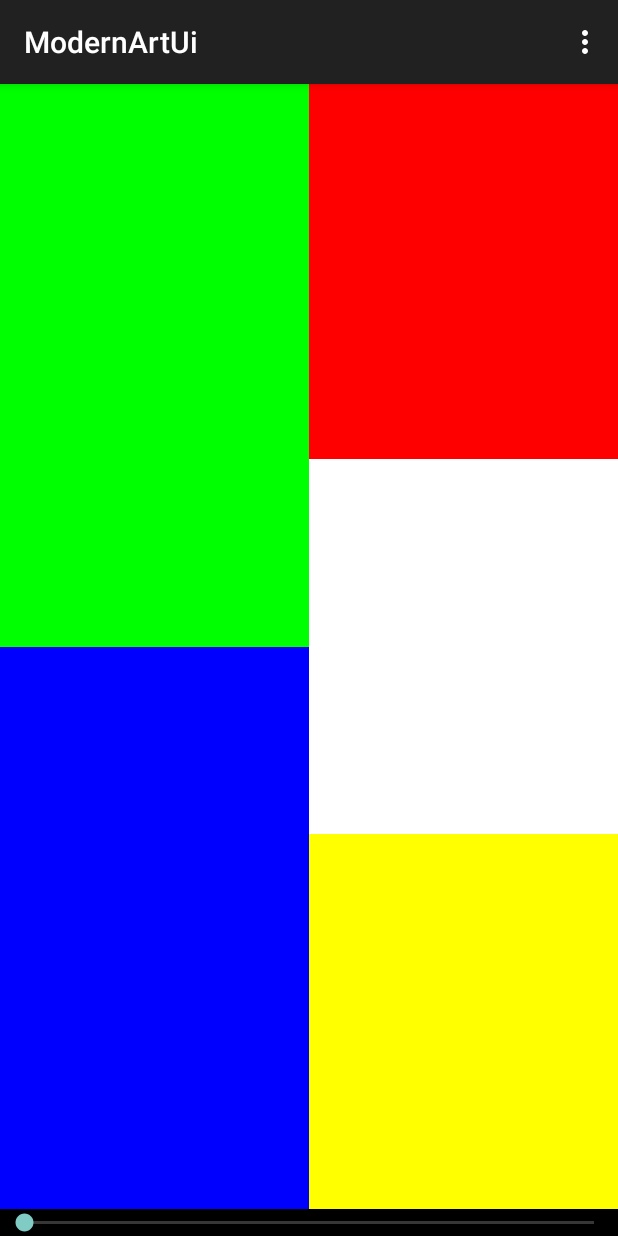
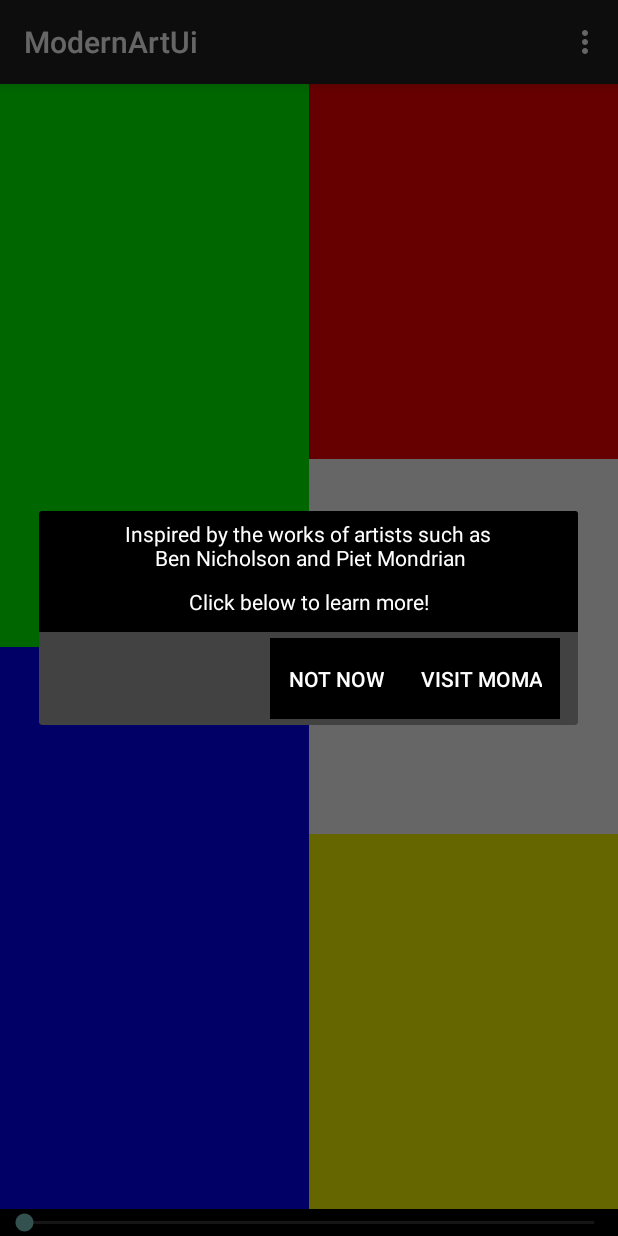
Before and after one commit to xentres/Android, an Android app: the screen it shows after launch (ModernArtActivity), in the options menu, after a tap on "More Information", on a phone screen of 412 x 824 dp. Run offline under Robolectric (Android 15) with nearby library versions, the phone set to English and light mode, and no system bars.

Commit message:
Final commit of project1

```diff
--- /dev/null
+++ b/Project1/ModernArtUi/app/src/main/java/com/modernart/modernartui/InfoFragment.java
@@ -0,0 +1,75 @@
+package com.modernart.modernartui;
+
+import android.app.AlertDialog;
+import android.app.Dialog;
+import android.app.DialogFragment;
+import android.content.DialogInterface;
+import android.content.Intent;
+import android.graphics.Color;
+import android.net.Uri;
+import android.os.Bundle;
+import android.view.LayoutInflater;
+import android.widget.Button;
+
+/**
+ * Setup the more information dialog displayed within the fragment
+ * @author xentres
+ */
+public class InfoFragment extends DialogFragment {
+
+    // Create all fields
+    private Button positiveBtn = null;
+    private Button negativeBtn = null;
+
+    /**
+     * Setup the Information Dialog Fragment
+     * A Dialog Fragment with two TextViews and two Buttons is build
+     *
+     * @param savedInstanceState Last saved instance state of the Fragment
+     *
+     * @return Return the Dialog instance
+     */
+    @Override
+    public Dialog onCreateDialog(Bundle savedInstanceState) {
+        // start building the AlertDialog
+        AlertDialog.Builder adBuilder = new AlertDialog.Builder(getActivity());
+
+        // inflate the dialog layout and set the view
+        LayoutInflater inflater = getActivity().getLayoutInflater();
+        adBuilder.setView(inflater.inflate(R.layout.moma_dialog, null));
+
+        // implementation of the visit moma button and invoked onClick Method
+        adBuilder.setPositiveButton(R.string.visit_now, new DialogInterface.OnClickListener() {
+            @Override
+            public void onClick(DialogInterface dialogInterface, int i) {
+            Intent intent = new Intent(Intent.ACTION_VIEW).setData(Uri.parse("http://www.moma.org"));
+            startActivity(intent);
+            }
+        });
+
+        // implementation of the visit not now button and invoked onClick Method
+        adBuilder.setNegativeButton(R.string.visit_not_now, new DialogInterface.OnClickListener() {
+            @Override
+            public void onClick(DialogInterface dialogInterface, int i) {
+                dialogInterface.cancel();
+            }
+        });
+
+        // finally create the dialog
+        return adBuilder.create();
+    }
+
+    /**
+     * Create the button layout onStart
+     */
+    public void onStart() {
+        super.onStart();
+        positiveBtn =  ((AlertDialog) getDialog()).getButton(DialogInterface.BUTTON_POSITIVE);
+        negativeBtn =  ((AlertDialog) getDialog()).getButton(DialogInterface.BUTTON_NEGATIVE);
+
+        positiveBtn.setBackgroundColor(getResources().getColor(R.color.dialogBG));
+        positiveBtn.setTextColor(Color.WHITE);
+        negativeBtn.setBackgroundColor(getResources().getColor(R.color.dialogBG));
+        negativeBtn.setTextColor(Color.WHITE);
+    }
+}
--- a/Project1/ModernArtUi/app/src/main/java/com/modernart/modernartui/ModernArtActivity.java
+++ b/Project1/ModernArtUi/app/src/main/java/com/modernart/modernartui/ModernArtActivity.java
@@ -1,18 +1,96 @@
 package com.modernart.modernartui;
 
+import android.app.DialogFragment;
+import android.graphics.Color;
+import android.graphics.drawable.ColorDrawable;
 import android.support.v7.app.AppCompatActivity;
 import android.os.Bundle;
 import android.view.Menu;
 import android.view.MenuItem;
+import android.view.View;
+import android.widget.SeekBar;
 
+/**
+ * ModernArtUI MainActivity showing five rectangles with different colors
+ * @author xentres
+ */
 public class ModernArtActivity extends AppCompatActivity {
 
+    // Create all fiels
+    private SeekBar colorBar = null;
+    private View greenView = null;
+    private View blueView = null;
+    private View redView = null;
+    private View whiteView = null;
+    private View yellowView = null;
+    private int greenDef = 0;
+    private int blueDef = 0;
+    private int redDef = 0;
+    private int yellowDef = 0;
+
+    /**
+     * Called on StartUp
+     * Setup the main view and register all listeners including the color change bar (seekBar)
+     *
+     * @param savedInstanceState Reinitialisation of the GUI of previously shut down
+     */
     @Override
     protected void onCreate(Bundle savedInstanceState) {
         super.onCreate(savedInstanceState);
         setContentView(R.layout.activity_modern_art);
+
+        // setup all views
+        greenView = findViewById(R.id.view1);
+        blueView = findViewById(R.id.view2);
+        redView = findViewById(R.id.view3);
+        whiteView = findViewById(R.id.view4);
+        yellowView = findViewById(R.id.view5);
+
+        // retrieve the default color of all view elements
+        greenDef = ((ColorDrawable) greenView.getBackground()).getColor();
+        blueDef = ((ColorDrawable) blueView.getBackground()).getColor();
+        redDef = ((ColorDrawable) redView.getBackground()).getColor();
+        yellowDef = ((ColorDrawable) yellowView.getBackground()).getColor();
+
+        // setup the seekBar
+        colorBar = (SeekBar) findViewById(R.id.seekBar);
+
+        // color change listener and color change methods
+        colorBar.setOnSeekBarChangeListener(new SeekBar.OnSeekBarChangeListener() {
+            @Override
+            public void onProgressChanged(SeekBar seekBar, int progress, boolean fromUser) {
+                setNewBackgroundColor(greenView, greenDef, progress);
+                setNewBackgroundColor(blueView, blueDef, progress);
+                setNewBackgroundColor(redView, redDef, progress);
+                setNewBackgroundColor(yellowView,yellowDef, progress);
+            }
+
+            @Override
+            public void onStartTrackingTouch(SeekBar seekBar) {
+                // Nothing TODO
+            }
+
+            @Override
+            public void onStopTrackingTouch(SeekBar seekBar) {
+                // Nothing TODO
+            }
+
+            // set hsv colors instead of RGB
+            private void setNewBackgroundColor(View view, int defaultColor, int progress) {
+                float[] hsvColor = new float[3];
+                Color.colorToHSV(defaultColor, hsvColor);
+                hsvColor[0] = hsvColor[0] + progress;
+                hsvColor[0] = hsvColor[0] % 360;
+                view.setBackgroundColor(Color.HSVToColor(Color.alpha(defaultColor), hsvColor));
+            }
+        });
     }
 
+    /**
+     * Create options menu with at least one item
+     * @param menu the menu
+     * @return after creation
+     */
     @Override
     public boolean onCreateOptionsMenu(Menu menu) {
         // Inflate the menu; this adds items to the action bar if it is present.
@@ -20,4 +98,21 @@ public class ModernArtActivity extends AppCompatActivity {
         return true;
     }
 
+    /**
+     * Display fragment after clicking the more information menu item
+     * @param item the menu item
+     * @return
+     */
+    @Override
+    public boolean onOptionsItemSelected(MenuItem item) {
+        int id = item.getItemId();
+
+        if (id == R.id.more_information) {
+            DialogFragment infoFragment = new InfoFragment();
+            infoFragment.show(getFragmentManager(), "info");
+            return true;
+        }
+
+        return super.onOptionsItemSelected(item);
+    }
 }
--- a/Project1/ModernArtUi/app/src/main/res/layout/moma_dialog.xml
+++ b/Project1/ModernArtUi/app/src/main/res/layout/moma_dialog.xml
@@ -3,15 +3,15 @@
     android:orientation="vertical"
     android:layout_width="wrap_content"
     android:layout_height="wrap_content"
-    android:background="@android:color/holo_blue_dark"
-    android:padding="4dp">
+    android:background="@android:color/background_dark"
+    android:padding="5dp">
 
     <TextView
         android:layout_width="match_parent"
         android:layout_height="wrap_content"
         android:textColor="@android:color/white"
-        android:paddingBottom="8dp"
-        android:textSize="10dp"
+        android:paddingBottom="10dp"
+        android:textSize="14dp"
         android:gravity="center"
         android:text="@string/dialog_message"
         android:id="@+id/moma_dialogue_message"
@@ -21,8 +21,8 @@
         android:layout_width="match_parent"
         android:layout_height="wrap_content"
         android:textColor="@android:color/white"
-        android:textSize="10dp"
-        android:paddingBottom="4dp"
+        android:textSize="14dp"
+        android:paddingBottom="5dp"
         android:gravity="center"
         android:text="@string/learn_more"
         android:id="@+id/moma_learn_more_message"
--- a/Project1/ModernArtUi/app/src/main/res/values/colors.xml
+++ b/Project1/ModernArtUi/app/src/main/res/values/colors.xml
@@ -1,3 +1,4 @@
+<?xml version="1.0" encoding="utf-8"?>
 <resources>
     <color name="white">#ffffff</color>
     <color name="black">#000000</color>
@@ -6,4 +7,6 @@
     <color name="green">#00ff00</color>
     <color name="red">#ff0000</color>
     <color name="yellow">#ffff00</color>
+
+    <color name="dialogBG">@android:color/background_dark</color>
 </resources>
--- a/Project1/ModernArtUi/app/src/main/res/values/strings.xml
+++ b/Project1/ModernArtUi/app/src/main/res/values/strings.xml
@@ -1,9 +1,10 @@
+<?xml version="1.0" encoding="utf-8"?>
 <resources>
     <string name="app_name">ModernArtUi</string>
     <string name="action_more_information">More Information</string>
 
     <string name="visit_now">Visit MOMA</string>
-    <string name="visit_not_now">Not now</string>
+    <string name="visit_not_now">Not Now</string>
 
     <string name="dialog_message">Inspired by the works of artists such as\n Ben Nicholson and Piet Mondrian</string>
     <string name="learn_more">Click below to learn more!</string>
--- a/Project1/ModernArtUi/app/src/main/res/values/styles.xml
+++ b/Project1/ModernArtUi/app/src/main/res/values/styles.xml
@@ -1,3 +1,4 @@
+<?xml version="1.0" encoding="utf-8"?>
 <resources>
 
     <!-- Base application theme. -->
@@ -10,7 +11,7 @@
     <!-- ActionBar Styles -->
     <style name="MyActionBar"
         parent="@android:style/Widget.Holo.Light.ActionBar.Solid.Inverse">
-        <item name="android:background">@android:color/holo_blue_dark</item>
+        <item name="android:background">@android:color/background_dark</item>
     </style>
 
 </resources>
```
Also changed, not shown: Project1/ModernArtUi/app/src/main/java/com/modernart/modernartui/MoreInfoFragment.java (deleted, +0 -7 lines), 1 other file.
